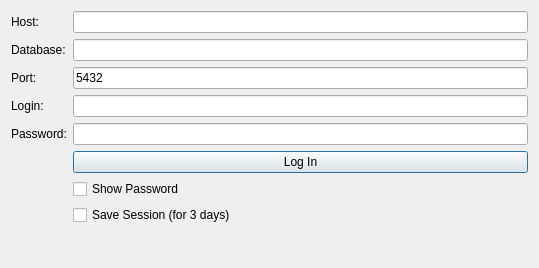
Before: the Qt Designer form src/security/CAuthorization.ui in MikhailBersenev/BuksanSpy, drawn with Qt 5.
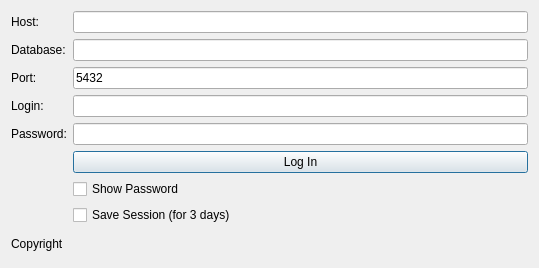
After: the same form once the commit is applied. Icons and pictures are not drawn.

Commit message: Enhance application UI by adding copyright information and updating window titles to include application name and version. Introduce utility functions for retrieving application details such as name, version, and copyright.

Diff of the .ui file:
```diff
--- a/src/security/CAuthorization.ui
+++ b/src/security/CAuthorization.ui
@@ -114,6 +114,13 @@
      </item>
     </layout>
    </item>
+   <item row="1" column="0">
+    <widget class="QLabel" name="Copyright_Label">
+     <property name="text">
+      <string>Copyright</string>
+     </property>
+    </widget>
+   </item>
   </layout>
  </widget>
  <resources/>
```
The commit also changes 4 other files.
